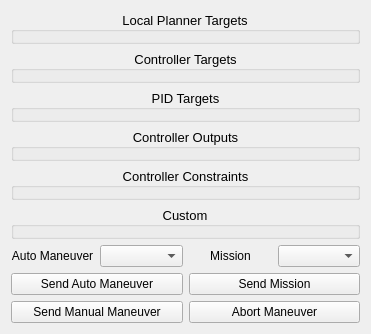
Old version of the form src/ground_station/src/Widgets/forms/WidgetManeuverPlanner.ui in the repository theilem/uavEE.
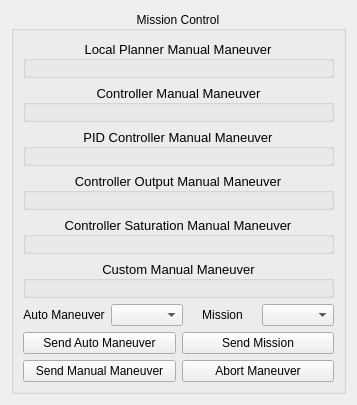
New version of the form.

```diff
--- a/src/ground_station/src/Widgets/forms/WidgetManeuverPlanner.ui
+++ b/src/ground_station/src/Widgets/forms/WidgetManeuverPlanner.ui
@@ -6,8 +6,8 @@
    <rect>
     <x>0</x>
     <y>0</y>
-    <width>371</width>
-    <height>305</height>
+    <width>357</width>
+    <height>405</height>
    </rect>
   </property>
   <property name="sizePolicy">
@@ -21,6 +21,13 @@
   </property>
   <layout class="QGridLayout" name="gridLayout_2">
    <item row="0" column="0">
+    <widget class="QGroupBox" name="groupBox">
+     <property name="title">
+      <string>Mission Control</string>
+     </property>
+     <property name="alignment">
+      <set>Qt::AlignCenter</set>
+     </property>
     <layout class="QVBoxLayout" name="verticalLayout">
      <item>
       <layout class="QVBoxLayout" name="verticalLayout_2">
@@ -32,7 +39,7 @@
           </font>
          </property>
          <property name="title">
-          <string>Local Planner Targets</string>
+           <string>Local Planner Manual Maneuver</string>
          </property>
          <property name="alignment">
           <set>Qt::AlignCenter</set>
@@ -47,7 +54,7 @@
           </font>
          </property>
          <property name="title">
-          <string>Controller Targets</string>
+           <string>Controller Manual Maneuver</string>
          </property>
          <property name="alignment">
           <set>Qt::AlignCenter</set>
@@ -62,7 +69,7 @@
           </font>
          </property>
          <property name="title">
-          <string>PID Targets</string>
+           <string>PID Controller Manual Maneuver</string>
          </property>
          <property name="alignment">
           <set>Qt::AlignCenter</set>
@@ -77,7 +84,7 @@
           </font>
          </property>
          <property name="title">
-          <string>Controller Outputs</string>
+           <string>Controller Output Manual Maneuver</string>
          </property>
          <property name="alignment">
           <set>Qt::AlignCenter</set>
@@ -92,7 +99,7 @@
           </font>
          </property>
          <property name="title">
-          <string>Controller Constraints</string>
+           <string>Controller Saturation Manual Maneuver</string>
          </property>
          <property name="alignment">
           <set>Qt::AlignCenter</set>
@@ -107,7 +114,7 @@
           </font>
          </property>
          <property name="title">
-          <string>Custom</string>
+           <string>Custom Manual Maneuver</string>
          </property>
          <property name="alignment">
           <set>Qt::AlignCenter</set>
@@ -117,8 +124,6 @@
       </layout>
      </item>
      <item>
-      <layout class="QGridLayout" name="gridLayout">
-       <item row="0" column="0">
         <layout class="QHBoxLayout" name="horizontalLayout">
          <item>
           <widget class="QLabel" name="maneuverLabel">
@@ -133,10 +138,6 @@
          <item>
           <widget class="QComboBox" name="maneuverOptions"/>
          </item>
-        </layout>
-       </item>
-       <item row="0" column="1">
-        <layout class="QHBoxLayout" name="horizontalLayout_2">
          <item>
           <widget class="QLabel" name="missionLabel">
            <property name="text">
@@ -159,28 +160,30 @@
          </item>
         </layout>
        </item>
-       <item row="1" column="0">
+      <item>
+       <layout class="QGridLayout" name="gridLayout">
+        <item row="0" column="0">
         <widget class="QPushButton" name="sendManeuver">
          <property name="text">
           <string>Send Auto Maneuver</string>
          </property>
         </widget>
        </item>
-       <item row="1" column="1">
+        <item row="0" column="1">
         <widget class="QPushButton" name="sendMission">
          <property name="text">
           <string>Send Mission</string>
          </property>
         </widget>
        </item>
-       <item row="2" column="0">
+        <item row="1" column="0">
         <widget class="QPushButton" name="apply">
          <property name="text">
           <string>Send Manual Maneuver</string>
          </property>
         </widget>
        </item>
-       <item row="2" column="1">
+        <item row="1" column="1">
         <widget class="QPushButton" name="abort">
          <property name="text">
           <string>Abort Maneuver</string>
@@ -190,6 +193,7 @@
       </layout>
      </item>
     </layout>
+    </widget>
    </item>
   </layout>
  </widget>
```
Lines whose indentation alone changed are shown as unchanged.
